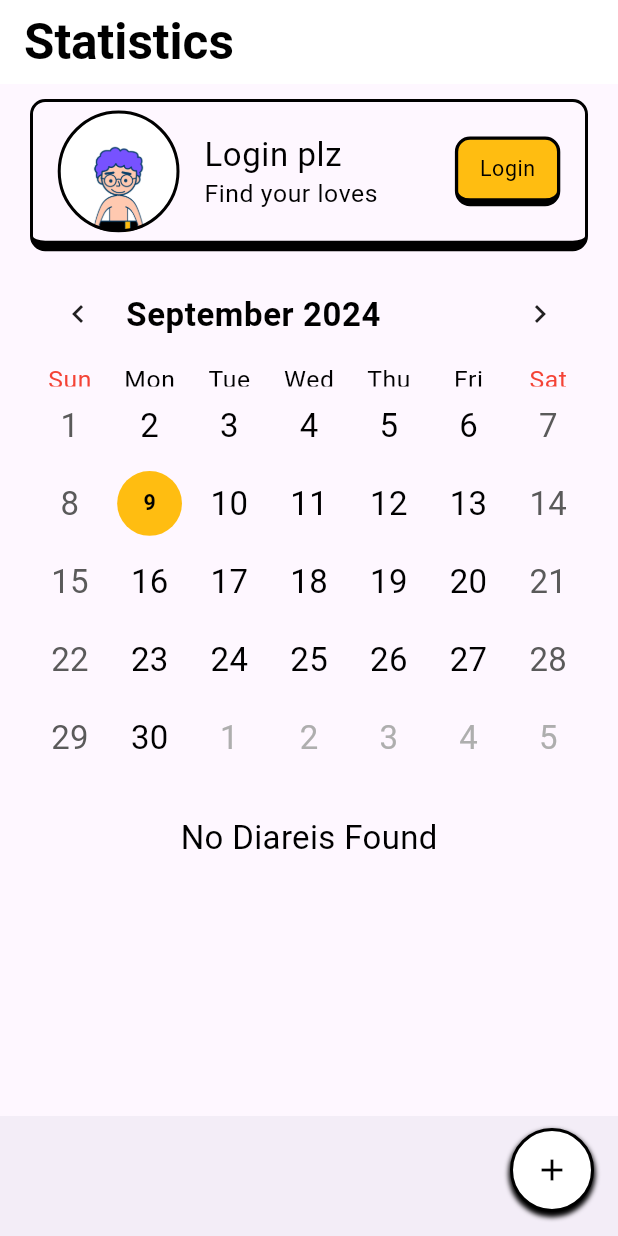
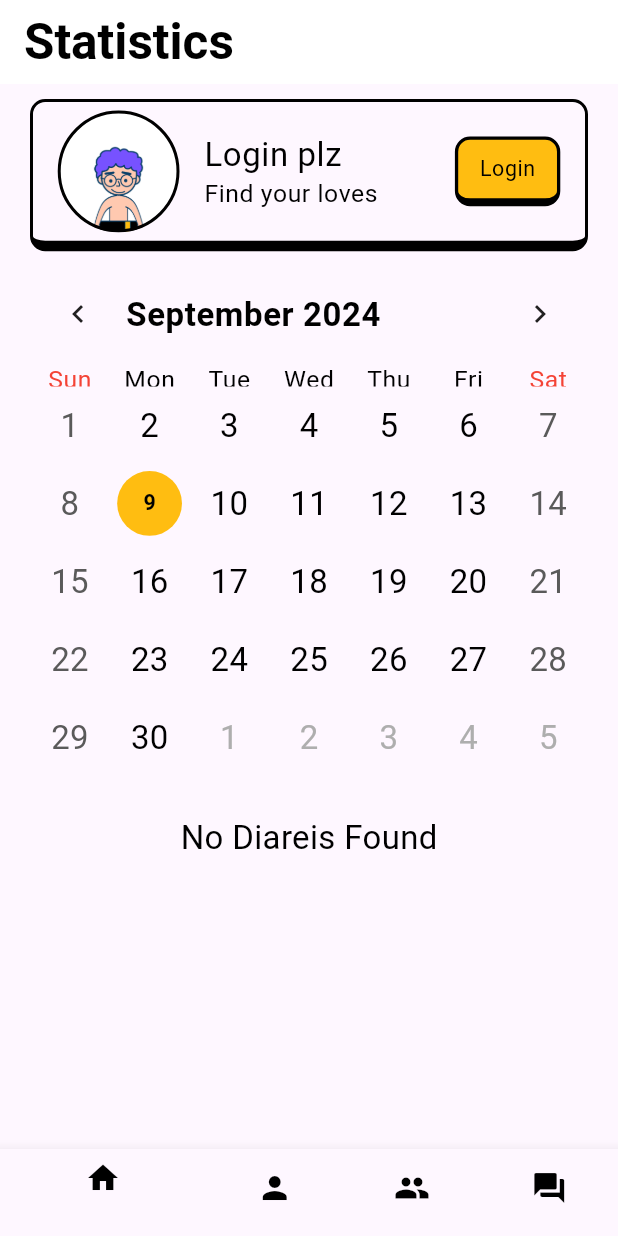
Before and after one commit to donghyukkil/Flutter_Growing_Tales, a Flutter app: the screen it shows after launch, on a phone screen of 412 x 824 dp. Run offline on Flutter 3.47's test engine with Material 3 defaults, Android fonts, the phone set to English and light mode, and no system bars; drawn by our look-alikes of table_calendar; our stand-ins replace carousel_slider, cloud_firestore, firebase_auth, firebase_core, flutter_screenutil, freezed_annotation and 3 more; accounts and stored records are empty; generated files the repository leaves out were written again.

Commit message:
feat: Go_router 설치 및 BottomNavigationBar로 페이지 연결

```diff
--- /dev/null
+++ b/lib/core/router/app_router.dart
@@ -0,0 +1,35 @@
+import 'package:flutter/material.dart';
+import 'package:go_router/go_router.dart';
+import '../../ui/views/community_screen.dart';
+import '../../ui/views/follows_screen.dart';
+import '../../ui/views/landing_screen.dart';
+import '../../ui/views/profile_screen.dart';
+import '../../ui/views/statistics_screen.dart';
+
+class AppRouter {
+  static final GoRouter router = GoRouter(
+    initialLocation: '/statistics',
+    routes: [
+      GoRoute(
+        path: '/statistics',
+        builder: (context, state) => const StatisticsScreen(),
+      ),
+      GoRoute(
+        path: '/profile',
+        builder: (context, state) => const ProfileScreen(),
+      ),
+      GoRoute(
+        path: '/follows',
+        builder: (context, state) => const FollowsScreen(),
+      ),
+      GoRoute(
+        path: '/community',
+        builder: (context, state) => const CommunityScreen(),
+      ),
+      GoRoute(
+        path: '/landing',
+        builder: (context, state) => const LandingPage(),
+      ),
+    ],
+  );
+}
--- a/lib/main.dart
+++ b/lib/main.dart
@@ -1,12 +1,13 @@
 import 'package:flutter/material.dart';
 import 'package:flutter_screenutil/flutter_screenutil.dart';
 import 'package:firebase_core/firebase_core.dart';
+
 import 'package:provider/provider.dart';
 
 import 'core/config/firebase_options.dart';
 import '/core/theme/app_theme.dart';
 import 'core/utils/logger.dart';
-import 'ui/views/statistics_screen.dart';
+import 'core/router/app_router.dart';
 import 'providers/providers.dart';
 
 void main() async {
@@ -37,48 +38,10 @@ class MyApp extends StatelessWidget {
         812,
       ),
       builder: (context, child) {
-        return MaterialApp(
+        return MaterialApp.router(
           title: 'GrowingTales',
           theme: AppTheme.lightTheme,
-          home: Scaffold(
-            body: StatisticsScreen(),
-            floatingActionButton: Container(
-              width: 56,
-              height: 56,
-              decoration: BoxDecoration(
-                  color: Colors.white,
-                  shape: BoxShape.circle,
-                  border: Border.all(
-                    color: Colors.black,
-                    width: 2.0,
-                  ),
-                  boxShadow: [
-                    BoxShadow(
-                      color: Colors.black,
-                      offset: Offset(
-                        0,
-                        2.5,
-                      ),
-                      blurRadius: 2.0,
-                      spreadRadius: 1.0,
-                    )
-                  ]),
-              child: FloatingActionButton(
-                onPressed: () {
-                  print(
-                    'Create new diary',
-                  );
-                },
-                backgroundColor: Colors
-                    .transparent, // Set to transparent to show custom color
-                elevation: 0, // Remove default FAB shadow
-                child: Icon(
-                  Icons.add,
-                  color: Colors.black,
-                ),
-              ),
-            ),
-          ),
+          routerConfig: AppRouter.router,
         );
       },
     );
--- a/lib/providers/providers.dart
+++ b/lib/providers/providers.dart
@@ -7,6 +7,7 @@ import '../data/repositories/diary_repository.dart';
 import '../data/repositories/user_repository.dart';
 import '../ui/view_models/users_view_model.dart';
 import '../ui/view_models/diary_view_model.dart';
+import '../ui/view_models/navigation_view_model.dart';
 
 List<SingleChildWidget> appProviders = [
   Provider<FirestoreService>(create: (_) => FirestoreService()),
@@ -26,5 +27,7 @@ List<SingleChildWidget> appProviders = [
     create: (context) => DiaryViewModel(
       diaryRepository: context.read<DiaryRepository>(),
     ),
-  )
+  ),
+  ChangeNotifierProvider<NavigationViewModel>(
+      create: (context) => NavigationViewModel())
 ];
--- /dev/null
+++ b/lib/ui/view_models/navigation_view_model.dart
@@ -0,0 +1,14 @@
+//This ViewModel keeps track of the current index and provides a way to update it.
+
+import 'package:flutter/material.dart';
+
+class NavigationViewModel extends ChangeNotifier {
+  int _currentIndex = 0;
+
+  int get currentIndex => _currentIndex;
+
+  void onTapTapped(int index) {
+    _currentIndex = index;
+    notifyListeners();
+  }
+}
--- a/lib/ui/views/community_screen.dart
+++ b/lib/ui/views/community_screen.dart
@@ -4,6 +4,7 @@ import 'package:provider/provider.dart';
 
 import '../../core/theme/custom_theme_extension.dart';
 import '../../core/widgets/user_info_tile.dart';
+import '../../core/widgets/custom_bottom_navigation_bar.dart';
 import '../../core/utils/dialog_utils.dart';
 import '../../data/dummy_data.dart';
 import '../../data/models/user.dart';
@@ -127,7 +128,7 @@ class CommunityScreen extends StatelessWidget {
           ],
         ),
       ),
-      bottomNavigationBar: BottomAppBar(),
+      bottomNavigationBar: CustomBottomNavigationBar(),
     );
   }
 }
--- a/lib/ui/views/follows_screen.dart
+++ b/lib/ui/views/follows_screen.dart
@@ -2,6 +2,7 @@ import 'package:flutter/material.dart';
 
 import '../../data/dummy_data.dart';
 import '../../core/widgets/user_info_tile.dart';
+import '../../core/widgets/custom_bottom_navigation_bar.dart';
 import '../../core/theme/custom_theme_extension.dart';
 
 class FollowsScreen extends StatelessWidget {
@@ -43,6 +44,7 @@ class FollowsScreen extends StatelessWidget {
           ],
         ),
       ),
+      bottomNavigationBar: CustomBottomNavigationBar(),
     );
   }
 }
--- a/lib/ui/views/profile_screen.dart
+++ b/lib/ui/views/profile_screen.dart
@@ -4,6 +4,7 @@ import '../../core/theme/custom_theme_extension.dart';
 import '../components/profile_section.dart';
 import '../components/tag_section.dart';
 import '../components/latest_diary_section.dart';
+import '../../core/widgets/custom_bottom_navigation_bar.dart';
 
 class ProfileScreen extends StatelessWidget {
   const ProfileScreen({super.key});
@@ -23,7 +24,7 @@ class ProfileScreen extends StatelessWidget {
           ],
         ),
       ),
-      bottomNavigationBar: BottomAppBar(),
+      bottomNavigationBar: CustomBottomNavigationBar(),
     );
   }
 }
--- a/lib/ui/views/statistics_screen.dart
+++ b/lib/ui/views/statistics_screen.dart
@@ -1,16 +1,17 @@
 import 'package:carousel_slider/carousel_slider.dart';
 import 'package:flutter/material.dart';
+import 'package:go_router/go_router.dart';
 import 'package:table_calendar/table_calendar.dart';
 import 'package:flutter_screenutil/flutter_screenutil.dart';
 import 'package:provider/provider.dart';
 
 import '../../core/widgets/user_info_tile.dart';
+import '../../core/widgets/custom_bottom_navigation_bar.dart';
 import '../../core/theme/custom_theme_extension.dart';
 import '../../core/constants/app_colors.dart';
 import '../../data/models/user.dart';
 import '../../ui/view_models/users_view_model.dart';
 import '../../ui/view_models/diary_view_model.dart';
-import '../../ui/views/landing_screen.dart';
 import '../../ui/components/user_diary_tile.dart';
 
 class StatisticsScreen extends StatelessWidget {
@@ -36,12 +37,7 @@ class StatisticsScreen extends StatelessWidget {
                     buttonText: user == null ? 'Login' : 'Logout',
                     onButtonPressed: () {
                       if (user == null) {
-                        Navigator.push(
-                          context,
-                          MaterialPageRoute(
-                            builder: (context) => const LandingPage(),
-                          ),
-                        );
+                        context.go('/landing');
                       } else {
                         userViewModel.logout();
 
@@ -195,7 +191,7 @@ class StatisticsScreen extends StatelessWidget {
           ),
         ),
       ),
-      bottomNavigationBar: BottomAppBar(),
+      bottomNavigationBar: CustomBottomNavigationBar(),
     );
   }
 }
--- a/pubspec.yaml
+++ b/pubspec.yaml
@@ -47,6 +47,7 @@ dependencies:
   google_sign_in: ^6.2.1
   carousel_slider: ^5.0.0
   intl: ^0.19.0
+  go_router: ^14.2.7
 
 dev_dependencies:
   flutter_test:
```
Also changed, not shown: lib/core/widgets/custom_bottom_navigation_bar.dart (+36 -29 lines), lib/ui/views/landing_screen.dart (+2 -6 lines), pubspec.lock.
